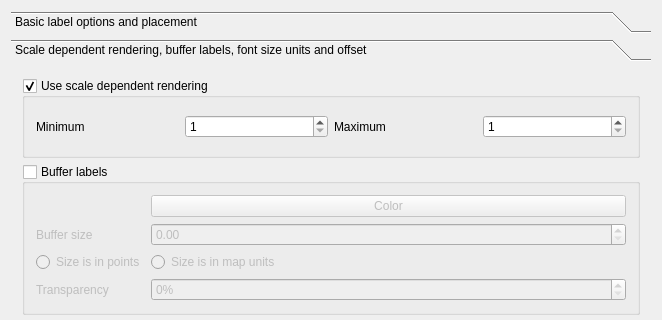
The window that qgis/src/ui/qgslabeldialogbase.ui (sourcepole/qgis) describes before a commit, drawn with Qt 5; both pictures show x 0 to 662 and y 0 to 320 of the 662 by 561 pixel window.
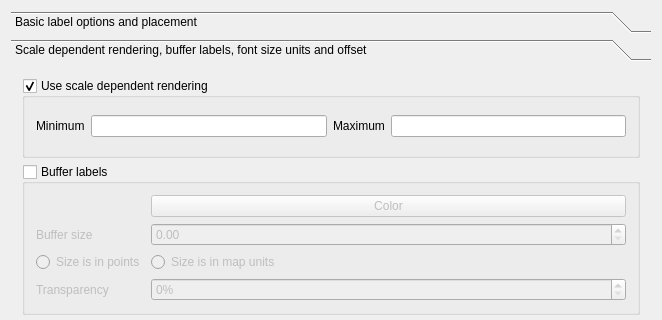
The same window after the commit. The open tabs and pages were chosen to show the change.

Commit message: allow entry of visibility scales in floating point

The edit to the form file:
```diff
--- a/qgis/src/ui/qgslabeldialogbase.ui
+++ b/qgis/src/ui/qgslabeldialogbase.ui
@@ -320,30 +320,10 @@
            </widget>
           </item>
           <item row="0" column="1">
-           <widget class="QSpinBox" name="spinMinimumScale">
-            <property name="toolTip">
-             <string>Minimum scale at which this layer will be displayed. </string>
-            </property>
-            <property name="minimum">
-             <number>1</number>
-            </property>
-            <property name="maximum">
-             <number>100000000</number>
-            </property>
-           </widget>
+           <widget class="QLineEdit" name="leMinimumScale"/>
           </item>
           <item row="0" column="3">
-           <widget class="QSpinBox" name="spinMaximumScale">
-            <property name="toolTip">
-             <string>Maximum scale at which this layer will be displayed. </string>
-            </property>
-            <property name="minimum">
-             <number>1</number>
-            </property>
-            <property name="maximum">
-             <number>100000000</number>
-            </property>
-           </widget>
+           <widget class="QLineEdit" name="leMaximumScale"/>
           </item>
          </layout>
         </widget>
```
Left out of the diff: 10 changed lines with no effect on the pictures. The commit also changes 5 other files.
